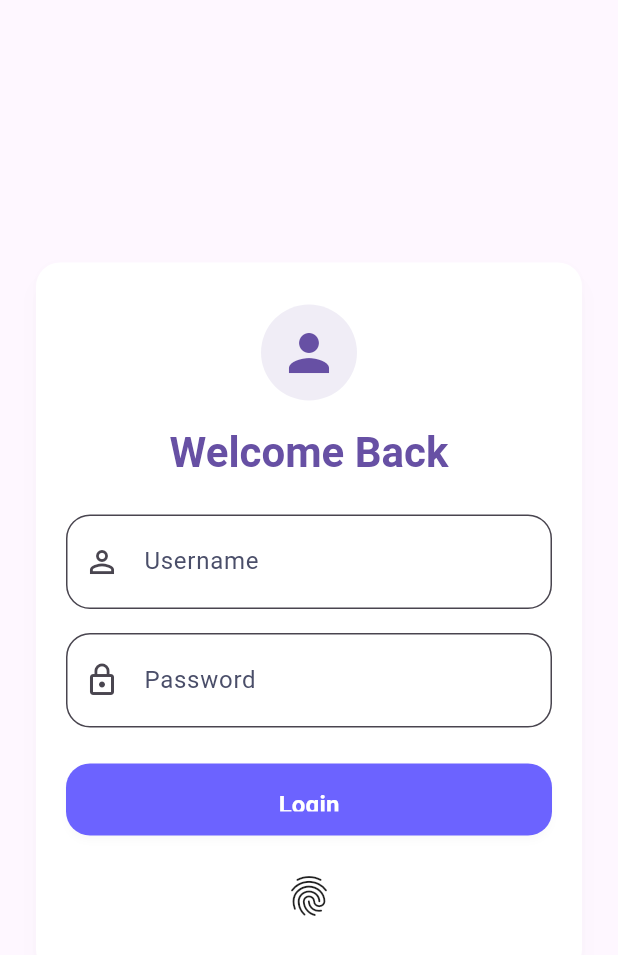
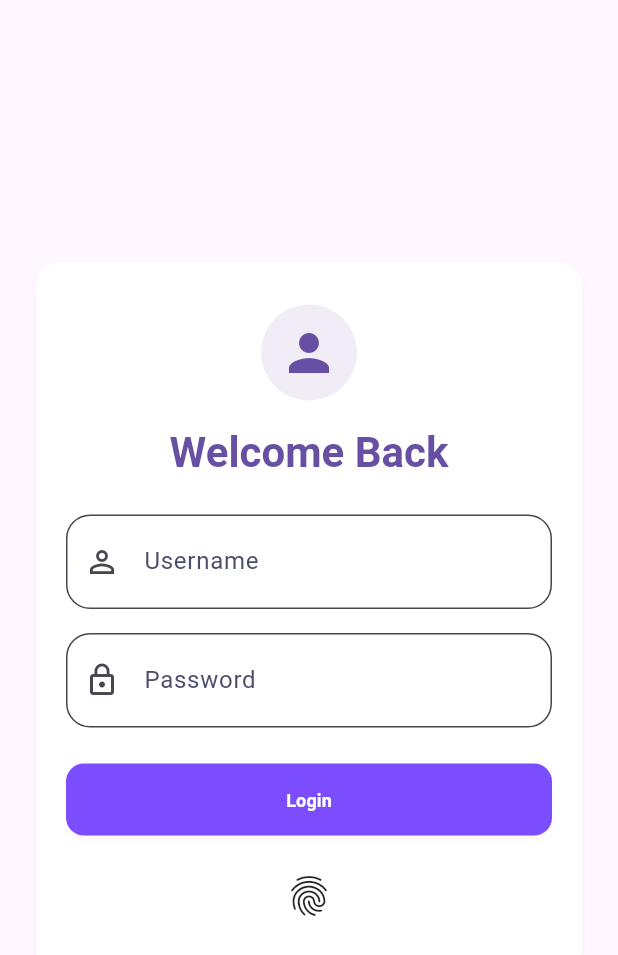
Before and after one commit to Aleemaali123/LoginFlowApp, a Flutter app: the screen it shows after launch, on a phone screen of 412 x 824 dp. Shown: the top 955 px of the screen. Run offline on Flutter 3.47's test engine with Material 3 defaults, Android fonts, the phone set to English and light mode, and no system bars; our stand-ins replace local_auth, shared_preferences; accounts and stored records are empty.

Commit message:
update the code

```diff
--- a/lib/screens/login_screen.dart
+++ b/lib/screens/login_screen.dart
@@ -116,8 +116,14 @@ class _LoginPageState extends State<LoginPage> {
                               height: 48,
                        child: ElevatedButton(
                           style: ElevatedButton.styleFrom(
+                            backgroundColor: const Color(0xFF7C4DFF), // Or your preferred purple
+                            foregroundColor: Colors.white, // Ensures white text
                             elevation: 2,
                             textStyle: theme.textTheme.labelLarge,
+                            shape: RoundedRectangleBorder(
+                              borderRadius: BorderRadius.circular(12),
+                            ),
+                            padding: const EdgeInsets.symmetric(vertical: 16),
                           ),
                           onPressed: () async {
                             if (_formKey.currentState!.validate()) {
@@ -125,26 +131,22 @@ class _LoginPageState extends State<LoginPage> {
                                 isLoading = true;
                               });
                               try {
-                                      final success =
-                                          await Provider.of<AuthProvider>(
+                                final success = await Provider.of<AuthProvider>(
                                   context,
-                                                  listen: false)
-                                              .login(_usernameController.text,
-                                                  _passwordController.text);
+                                  listen: false,
+                                ).login(
+                                  _usernameController.text,
+                                  _passwordController.text,
+                                );
                                 if (success) {
                                   Navigator.pushAndRemoveUntil(
                                     context,
-                                          MaterialPageRoute(
-                                              builder: (_) =>
-                                                  const BottomBar()),
+                                    MaterialPageRoute(builder: (_) => const BottomBar()),
                                         (route) => false,
                                   );
                                 } else {
-                                        ScaffoldMessenger.of(context)
-                                            .showSnackBar(
-                                          const SnackBar(
-                                              content: Text(
-                                                  'Invalid username or password')),
+                                  ScaffoldMessenger.of(context).showSnackBar(
+                                    const SnackBar(content: Text('Invalid username or password')),
                                   );
                                 }
                               } finally {
@@ -154,8 +156,13 @@ class _LoginPageState extends State<LoginPage> {
                               }
                             }
                           },
-                                child: const Text('Login'),
+                          child: const Text('Login',
+                          style: TextStyle(
+                            fontSize: 12
                           ),
+                          ),
+                        ),
+
                       ),
                       const SizedBox(height: 16),
                       Center(
--- a/pubspec.yaml
+++ b/pubspec.yaml
@@ -24,7 +24,7 @@ dev_dependencies:
 flutter_launcher_icons:
   android: true
   ios: true
-  image_path: "assets/images/dashboard.png"  # 🖼️ Your icon image
+  image_path: "assets/images/dashboard.png"
 
 flutter:
   uses-material-design: true
```
Also changed, not shown: lib/screens/home_screen.dart (+8 -2 lines), lib/screens/settings.dart (+6 -1 lines), lib/services/auth_service.dart (deleted, +0 -44 lines), lib/utils/navigation_helper.dart (deleted), lib/utils/validators.dart (deleted), lib/widgets/error_message.dart (deleted), lib/widgets/primary_button.dart (deleted). Lines whose indentation alone changed are shown as unchanged.
